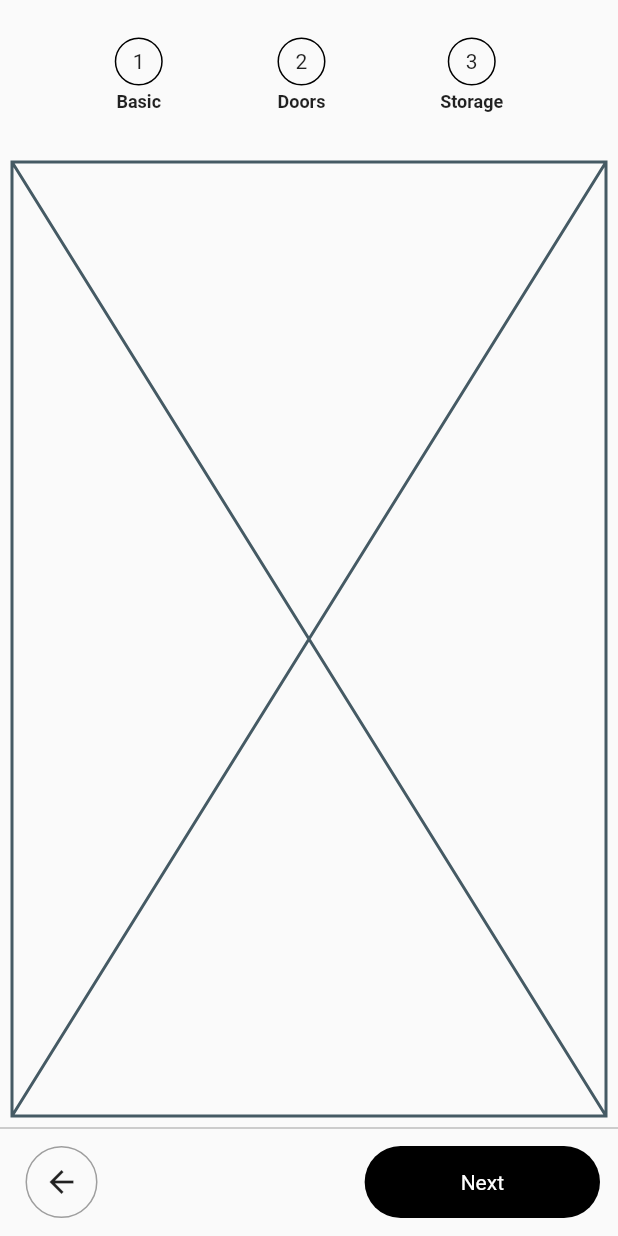
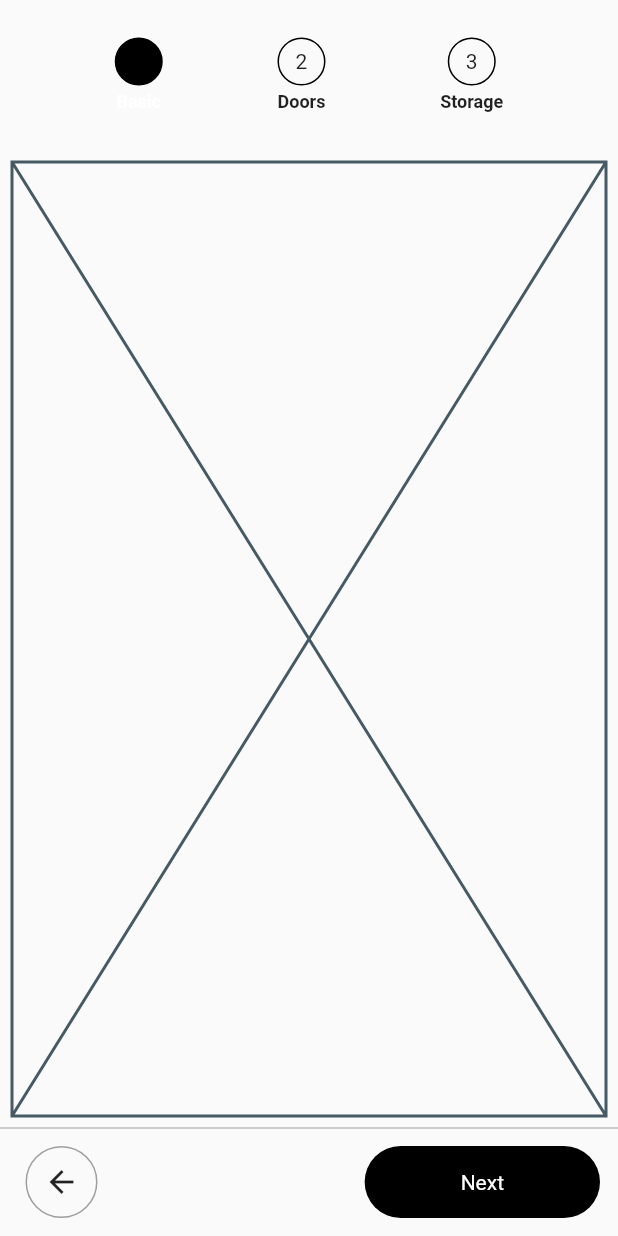
Before and after one commit to JAICHANGPARK/flutter_notebook_18th_story, a Flutter app: the screen it shows after launch, on a phone screen of 412 x 824 dp. Run offline on Flutter 3.47's test engine with Material 2 defaults, Android fonts, the phone set to English and light mode, and no system bars; our stand-ins replace cached_network_image, flutter_lorem, flutter_riverpod, flutter_svg, freezed_annotation, go_router and 3 more.

Commit message:
Update pax_wardrobe_main_page.dart

```diff
--- a/lib/ep1081_pax_wardrobe_app/src/ui/pax_wardrobe_main_page.dart
+++ b/lib/ep1081_pax_wardrobe_app/src/ui/pax_wardrobe_main_page.dart
@@ -1,4 +1,5 @@
 import 'package:flutter/material.dart';
+import 'package:flutter_notebook_18th_story/ep1081_pax_wardrobe_app/src/provider/pax_top_tab_index.dart';
 import 'package:flutter_riverpod/flutter_riverpod.dart';
 
 class PaxWardrobeMainPage extends StatelessWidget {
@@ -10,14 +11,18 @@ class PaxWardrobeMainPage extends StatelessWidget {
       body: SafeArea(
         child: Column(
           children: [
-            Consumer(
-              builder: (context, ref, _) {
+            Consumer(builder: (context, ref, _) {
+              final idx = ref.watch(paxTopTabIndex);
               return SizedBox(
                 height: 100,
                 child: Row(
                   mainAxisAlignment: MainAxisAlignment.spaceEvenly,
                   children: [
-                      Column(
+                    GestureDetector(
+                      onTap: (){
+                        ref.read(paxTopTabIndex.notifier).state = 0;
+                      },
+                      child: Column(
                         mainAxisAlignment: MainAxisAlignment.center,
                         children: [
                           Container(
@@ -26,20 +31,25 @@ class PaxWardrobeMainPage extends StatelessWidget {
                             decoration: BoxDecoration(
                               border: Border.all(),
                               shape: BoxShape.circle,
+                              color: idx == 0 ? Colors.black : Colors.white
                             ),
                             child: const Center(
                               child: Text("1"),
                             ),
                           ),
-                          const SizedBox(height: 4,),
-                          const Text(
+                          const SizedBox(
+                            height: 4,
+                          ),
+                           Text(
                             "Basic",
                             style: TextStyle(
                               fontSize: 12,
                               fontWeight: FontWeight.bold,
+                                color: idx == 0 ? Colors.white : Colors.black
                             ),
                           ),
                         ],
+                      ),
                     ),
                     Column(
                       mainAxisAlignment: MainAxisAlignment.center,
@@ -55,7 +65,9 @@ class PaxWardrobeMainPage extends StatelessWidget {
                             child: Text("2"),
                           ),
                         ),
-                          const SizedBox(height: 4,),
+                        const SizedBox(
+                          height: 4,
+                        ),
                         const Text(
                           "Doors",
                           style: TextStyle(
@@ -79,7 +91,9 @@ class PaxWardrobeMainPage extends StatelessWidget {
                             child: Text("3"),
                           ),
                         ),
-                          const SizedBox(height: 4,),
+                        const SizedBox(
+                          height: 4,
+                        ),
                         const Text(
                           "Storage",
                           style: TextStyle(
@@ -92,8 +106,7 @@ class PaxWardrobeMainPage extends StatelessWidget {
                   ],
                 ),
               );
-              }
-            ),
+            }),
             const Expanded(
               child: Padding(
                 padding: EdgeInsets.all(8.0),
```
Lines whose indentation alone changed are shown as unchanged.
